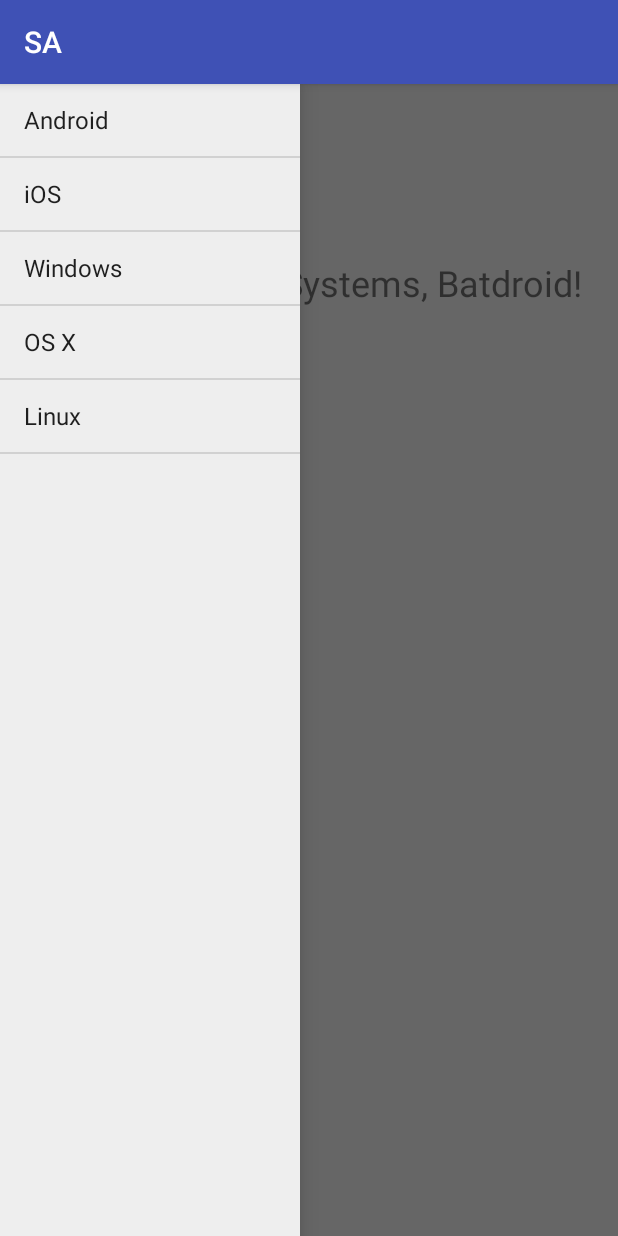
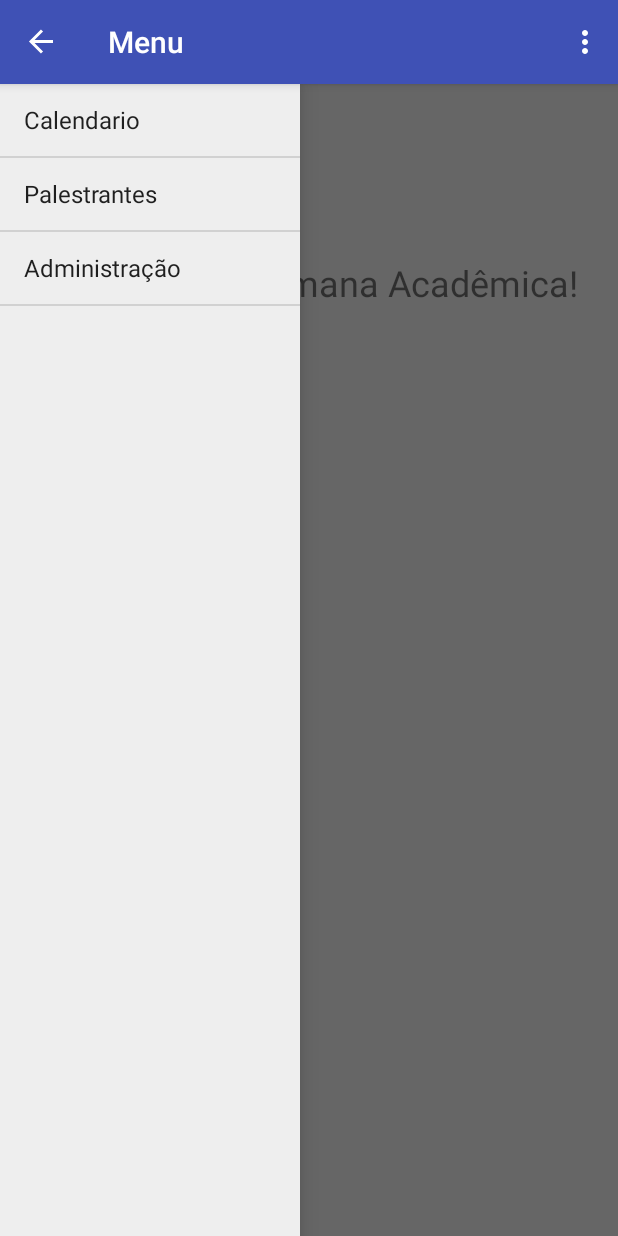
Before and after one commit to gnovakovski/SA, an Android app: the screen it shows after launch (MainActivity), with the side drawer open, on a phone screen of 412 x 824 dp. Run offline under Robolectric (Android 15) with nearby library versions, the phone set to English and light mode, and no system bars.

```diff
--- a/app/src/main/AndroidManifest.xml
+++ b/app/src/main/AndroidManifest.xml
@@ -24,6 +24,9 @@
                 <category android:name="android.intent.category.LAUNCHER" />
             </intent-filter>
         </activity>
+        <activity android:name=".CadastroEquipeActivity" />
+        <activity android:name=".AlunoActivity" />
+        <activity android:name=".AdminActivity"></activity>
     </application>
 
 </manifest>
--- a/app/src/main/java/com/nunes/sa/MainActivity.java
+++ b/app/src/main/java/com/nunes/sa/MainActivity.java
@@ -1,7 +1,13 @@
 package com.nunes.sa;
 
+import android.content.Intent;
+import android.content.res.Configuration;
+import android.support.v4.widget.DrawerLayout;
+import android.support.v7.app.ActionBarDrawerToggle;
 import android.support.v7.app.AppCompatActivity;
 import android.os.Bundle;
+import android.view.Menu;
+import android.view.MenuItem;
 import android.view.View;
 import android.widget.AdapterView;
 import android.widget.ArrayAdapter;
@@ -11,23 +17,94 @@ import android.widget.Toast;
 public class MainActivity extends AppCompatActivity {
     private ListView mDrawerList;
     private ArrayAdapter<String> mAdapter;
+    private ActionBarDrawerToggle mDrawerToggle;
+    private DrawerLayout mDrawerLayout;
+    private String mActivityTitle;
     @Override
     protected void onCreate(Bundle savedInstanceState) {
         super.onCreate(savedInstanceState);
         setContentView(R.layout.activity_main);
         mDrawerList = (ListView)findViewById(R.id.navList);
+        mDrawerLayout = (DrawerLayout)findViewById(R.id.drawer_layout);
+
+
         addDrawerItems();
+        setupDrawer();
         mDrawerList.setOnItemClickListener(new AdapterView.OnItemClickListener() {
             @Override
             public void onItemClick(AdapterView<?> parent, View view, int position, long id) {
-                if()
+                if(position == 2){
+                    Intent intent = new Intent(MainActivity.this,AdminActivity.class);
+                    startActivity(intent);
+                }
             }
         });
-
+        getSupportActionBar().setDisplayHomeAsUpEnabled(true);
+        getSupportActionBar().setHomeButtonEnabled(true);
+        getSupportActionBar().setTitle("Semana Acadêmica");
     }
     private void addDrawerItems() {
-        String[] osArray = { "Android", "iOS", "Windows", "OS X", "Linux" };
+        String[] osArray = { "Calendario", "Palestrantes", "Administração" };
         mAdapter = new ArrayAdapter<String>(this, android.R.layout.simple_list_item_1, osArray);
         mDrawerList.setAdapter(mAdapter);
     }
+    private void setupDrawer() {
+        mDrawerToggle = new ActionBarDrawerToggle(this, mDrawerLayout,
+                R.string.drawer_open, R.string.drawer_close) {
+
+            /** Called when a drawer has settled in a completely open state. */
+            public void onDrawerOpened(View drawerView) {
+                super.onDrawerOpened(drawerView);
+                getSupportActionBar().setTitle("Menu");
+                invalidateOptionsMenu(); // creates call to onPrepareOptionsMenu()
+            }
+
+            /** Called when a drawer has settled in a completely closed state. */
+            public void onDrawerClosed(View view) {
+                super.onDrawerClosed(view);
+                getSupportActionBar().setTitle("Semana Acadêmica");
+                invalidateOptionsMenu(); // creates call to onPrepareOptionsMenu()
+            }
+        };
+        mDrawerToggle.setDrawerIndicatorEnabled(true);
+        mDrawerLayout.setDrawerListener(mDrawerToggle);
+    }
+    @Override
+    protected void onPostCreate(Bundle savedInstanceState) {
+        super.onPostCreate(savedInstanceState);
+        // Sync the toggle state after onRestoreInstanceState has occurred.
+        mDrawerToggle.syncState();
+    }
+
+    @Override
+    public void onConfigurationChanged(Configuration newConfig) {
+        super.onConfigurationChanged(newConfig);
+        mDrawerToggle.onConfigurationChanged(newConfig);
+    }
+
+    @Override
+    public boolean onCreateOptionsMenu(Menu menu) {
+        // Inflate the menu; this adds items to the action bar if it is present.
+        getMenuInflater().inflate(R.menu.menu_main, menu);
+        return true;
+    }
+    @Override
+    public boolean onOptionsItemSelected(MenuItem item) {
+        // Handle action bar item clicks here. The action bar will
+        // automatically handle clicks on the Home/Up button, so long
+        // as you specify a parent activity in AndroidManifest.xml.
+        int id = item.getItemId();
+
+        //noinspection SimplifiableIfStatement
+        if (id == R.id.action_settings) {
+            return true;
+        }
+
+        // Activate the navigation drawer toggle
+        if (mDrawerToggle.onOptionsItemSelected(item)) {
+            return true;
+        }
+
+        return super.onOptionsItemSelected(item);
+    }
 }
--- a/app/src/main/res/layout/activity_cadastro_aluno.xml
+++ b/app/src/main/res/layout/activity_cadastro_aluno.xml
@@ -90,6 +90,6 @@
         android:layout_marginTop="32dp"
         android:layout_below="@+id/txtTelefoneAluno"
         android:layout_centerHorizontal="true"
-        android:onClick="btnSalvar" />
+        android:onClick="btnSalvarAluno" />
 
 </RelativeLayout>
--- a/app/src/main/res/layout/activity_main.xml
+++ b/app/src/main/res/layout/activity_main.xml
@@ -21,7 +21,7 @@
             android:layout_width="wrap_content"
             android:layout_height="wrap_content"
             android:layout_centerHorizontal="true"
-            android:text="Holy Operating Systems, Batdroid!"
+            android:text="Bem vindo a Semana Acadêmica!"
             android:textSize="24sp"
             android:gravity="center"
             android:layout_marginTop="100dp"/>
--- /dev/null
+++ b/app/src/main/res/menu/menu_main.xml
@@ -0,0 +1,10 @@
+<?xml version="1.0" encoding="utf-8"?>
+<menu xmlns:android="http://schemas.android.com/apk/res/android"
+    xmlns:app="http://schemas.android.com/apk/res-auto"
+    xmlns:tools="http://schemas.android.com/tools"
+    tools:context=".MainActivity">
+    <item android:id="@+id/action_settings"
+        android:title="@string/action_settings"
+        android:orderInCategory="100"
+        app:showAsAction="never"/>
+</menu>
--- a/app/src/main/res/values/strings.xml
+++ b/app/src/main/res/values/strings.xml
@@ -12,4 +12,6 @@
         Equipe
         Palestrante
     </array>
+    <string name="drawer_open">Open navigation drawer</string>
+    <string name="drawer_close">Close navigation drawer</string>
 </resources>
```
Also changed, not shown: app/src/main/java/com/nunes/sa/AdminActivity.java (added, +108 -0 lines), app/src/main/java/com/nunes/sa/AlunoActivity.java (added, +20 -0 lines), app/src/main/java/com/nunes/sa/CadastroAlunoActivity.java (+20 -9 lines), app/src/main/java/com/nunes/sa/CadastroEquipeActivity.java (added, +13 -0 lines), app/src/main/java/model/GerenciadorAluno.java (+11 -0 lines), app/src/main/res/layout/activity_admin.xml (added, +46 -0 lines), app/src/main/res/layout/activity_aluno.xml (added, +26 -0 lines), app/src/main/res/layout/activity_cadastro_equipe.xml (added, +25 -0 lines), 2 other files.
